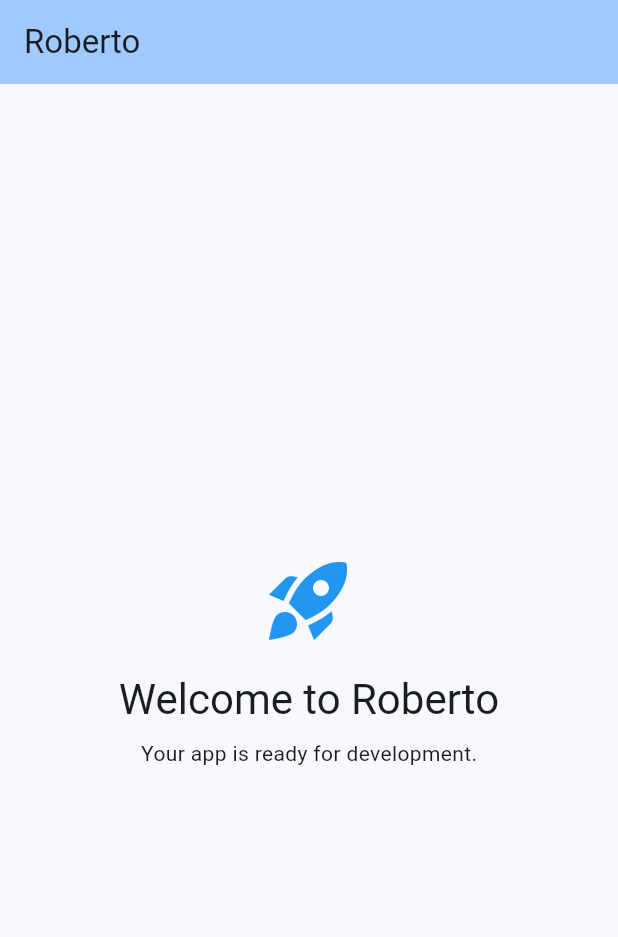
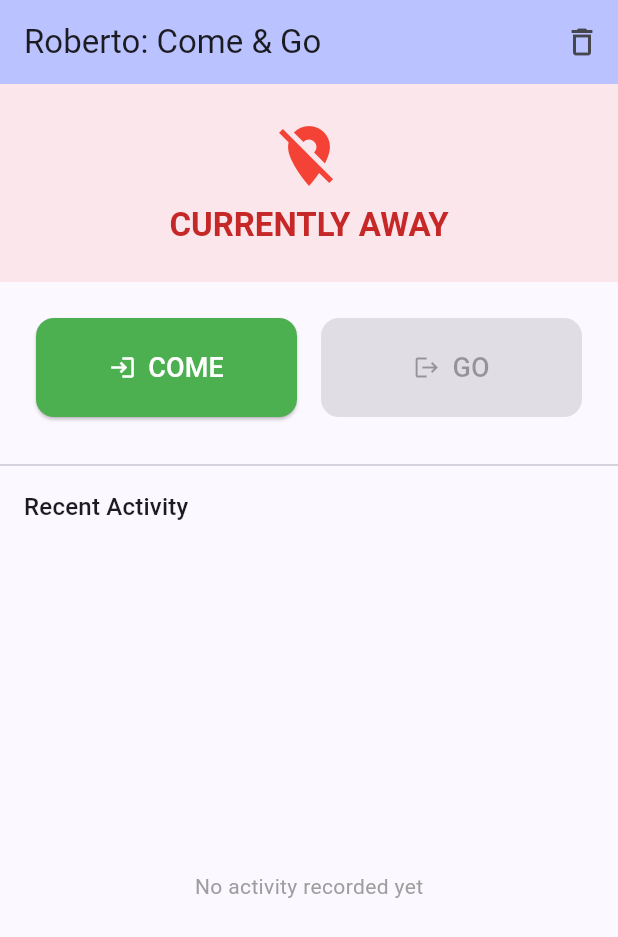
Before and after one commit to could-ai/019ada92-daf5-702a-9843-d31dff30a165, a Flutter app: the screen it shows after launch, on a phone screen of 412 x 824 dp. Shown: the top 937 px of the screen. Run offline on Flutter 3.47's test engine with Material 3 defaults, Android fonts, the phone set to English and light mode, and no system bars.

Commit message:
Implemented 'Come and Go' functionality. - Converted HomeScreen to a StatefulWidget to track presence status. - Added a status indicator showing 'CURRENTLY HERE' or 'CURRENTLY AWAY'. - Created two main action buttons: 'COME' (Green) and 'GO' (Red). - Implemented an activity log to track arrival and departure times using a local list. - Added intl package usage for date formatting (Note: intl dependency needs to be added to pubspec.yaml).; Added 'intl' dependency for date formatting in the activity log.

```diff
--- a/usr/lib/main.dart
+++ b/usr/lib/main.dart
@@ -1,4 +1,5 @@
 import 'package:flutter/material.dart';
+import 'package:intl/intl.dart';
 
 void main() {
   runApp(const RobertoApp());
@@ -10,10 +11,10 @@ class RobertoApp extends StatelessWidget {
   @override
   Widget build(BuildContext context) {
     return MaterialApp(
-      title: 'Roberto',
+      title: 'Roberto: Come & Go',
       debugShowCheckedModeBanner: false,
       theme: ThemeData(
-        colorScheme: ColorScheme.fromSeed(seedColor: Colors.blue),
+        colorScheme: ColorScheme.fromSeed(seedColor: Colors.indigo),
         useMaterial3: true,
       ),
       initialRoute: '/',
@@ -24,30 +25,167 @@ class RobertoApp extends StatelessWidget {
   }
 }
 
-class HomeScreen extends StatelessWidget {
+class HomeScreen extends StatefulWidget {
   const HomeScreen({super.key});
+
+  @override
+  State<HomeScreen> createState() => _HomeScreenState();
+}
+
+class _HomeScreenState extends State<HomeScreen> {
+  final List<Map<String, dynamic>> _activityLog = [];
+  bool _isHere = false;
+
+  void _handleAction(bool isComing) {
+    setState(() {
+      _isHere = isComing;
+      _activityLog.insert(0, {
+        'action': isComing ? 'Arrived' : 'Departed',
+        'timestamp': DateTime.now(),
+        'isComing': isComing,
+      });
+    });
+  }
 
   @override
   Widget build(BuildContext context) {
     return Scaffold(
       appBar: AppBar(
-        title: const Text('Roberto'),
+        title: const Text('Roberto: Come & Go'),
         backgroundColor: Theme.of(context).colorScheme.inversePrimary,
+        actions: [
+          IconButton(
+            icon: const Icon(Icons.delete_outline),
+            onPressed: () {
+              setState(() {
+                _activityLog.clear();
+                _isHere = false;
+              });
+            },
+          )
+        ],
       ),
-      body: Center(
-        child: Column(
-          mainAxisAlignment: MainAxisAlignment.center,
-          children: [
-            const Icon(Icons.rocket_launch, size: 64, color: Colors.blue),
-            const SizedBox(height: 16),
-            Text(
-              'Welcome to Roberto',
-              style: Theme.of(context).textTheme.headlineMedium,
+      body: Column(
+        children: [
+          // Status Section
+          Container(
+            width: double.infinity,
+            padding: const EdgeInsets.all(24),
+            color: _isHere
+                ? Colors.green.withOpacity(0.1)
+                : Colors.red.withOpacity(0.1),
+            child: Column(
+              children: [
+                Icon(
+                  _isHere ? Icons.location_on : Icons.location_off,
+                  size: 48,
+                  color: _isHere ? Colors.green : Colors.red,
+                ),
+                const SizedBox(height: 8),
+                Text(
+                  _isHere ? 'CURRENTLY HERE' : 'CURRENTLY AWAY',
+                  style: Theme.of(context).textTheme.titleLarge?.copyWith(
+                        color: _isHere ? Colors.green[800] : Colors.red[800],
+                        fontWeight: FontWeight.bold,
+                      ),
+                ),
+              ],
             ),
-            const SizedBox(height: 8),
-            const Text('Your app is ready for development.'),
-          ],
-        ),
+          ),
+
+          // Action Buttons
+          Padding(
+            padding: const EdgeInsets.all(24.0),
+            child: Row(
+              children: [
+                Expanded(
+                  child: ElevatedButton.icon(
+                    onPressed: _isHere ? null : () => _handleAction(true),
+                    style: ElevatedButton.styleFrom(
+                      backgroundColor: Colors.green,
+                      foregroundColor: Colors.white,
+                      padding: const EdgeInsets.symmetric(vertical: 20),
+                      shape: RoundedRectangleBorder(
+                        borderRadius: BorderRadius.circular(12),
+                      ),
+                    ),
+                    icon: const Icon(Icons.login),
+                    label: const Text('COME', style: TextStyle(fontSize: 18)),
+                  ),
+                ),
+                const SizedBox(width: 16),
+                Expanded(
+                  child: ElevatedButton.icon(
+                    onPressed: !_isHere ? null : () => _handleAction(false),
+                    style: ElevatedButton.styleFrom(
+                      backgroundColor: Colors.red,
+                      foregroundColor: Colors.white,
+                      padding: const EdgeInsets.symmetric(vertical: 20),
+                      shape: RoundedRectangleBorder(
+                        borderRadius: BorderRadius.circular(12),
+                      ),
+                    ),
+                    icon: const Icon(Icons.logout),
+                    label: const Text('GO', style: TextStyle(fontSize: 18)),
+                  ),
+                ),
+              ],
+            ),
+          ),
+
+          const Divider(),
+          Padding(
+            padding: const EdgeInsets.symmetric(horizontal: 16, vertical: 8),
+            child: Align(
+              alignment: Alignment.centerLeft,
+              child: Text(
+                'Recent Activity',
+                style: Theme.of(context).textTheme.titleMedium,
+              ),
+            ),
+          ),
+
+          // Activity Log
+          Expanded(
+            child: _activityLog.isEmpty
+                ? Center(
+                    child: Text(
+                      'No activity recorded yet',
+                      style: TextStyle(color: Colors.grey[500]),
+                    ),
+                  )
+                : ListView.builder(
+                    itemCount: _activityLog.length,
+                    itemBuilder: (context, index) {
+                      final log = _activityLog[index];
+                      final isComing = log['isComing'] as bool;
+                      final time = DateFormat('h:mm a').format(log['timestamp']);
+                      final date = DateFormat('MMM d, y').format(log['timestamp']);
+
+                      return ListTile(
+                        leading: CircleAvatar(
+                          backgroundColor: isComing
+                              ? Colors.green.withOpacity(0.2)
+                              : Colors.red.withOpacity(0.2),
+                          child: Icon(
+                            isComing ? Icons.arrow_forward : Icons.arrow_back,
+                            color: isComing ? Colors.green : Colors.red,
+                          ),
+                        ),
+                        title: Text(
+                          log['action'],
+                          style: const TextStyle(fontWeight: FontWeight.bold),
+                        ),
+                        subtitle: Text(date),
+                        trailing: Text(
+                          time,
+                          style: Theme.of(context).textTheme.bodyLarge,
+                        ),
+                      );
+                    },
+                  ),
+          ),
+        ],
       ),
     );
   }
```
Also changed, not shown: usr/pubspec.yaml (+2 -70 lines).
